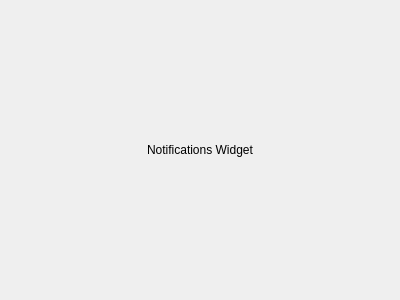
The window that task-tracker-frontend/NotificationsWidget.ui (Unkorunk/task-tracker) describes before a commit, drawn with Qt 5.
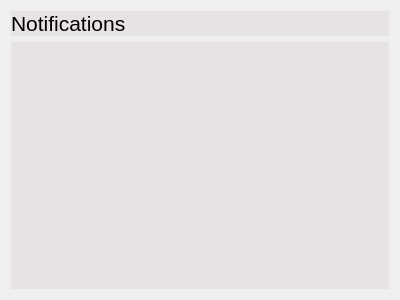
The same window after the commit.

Commit message: add notification page

Patch:
```diff
--- a/task-tracker-frontend/NotificationsWidget.ui
+++ b/task-tracker-frontend/NotificationsWidget.ui
@@ -19,14 +19,54 @@
   <property name="windowTitle">
    <string>Form</string>
   </property>
-  <layout class="QGridLayout" name="gridLayout">
-   <item row="0" column="0">
-    <widget class="QLabel" name="label">
-     <property name="text">
-      <string>Notifications Widget</string>
+  <layout class="QVBoxLayout" name="verticalLayout">
+   <item>
+    <layout class="QHBoxLayout" name="horizontalLayout">
+     <item>
+      <widget class="QLabel" name="label">
+       <property name="font">
+        <font>
+         <pointsize>16</pointsize>
+        </font>
+       </property>
+       <property name="styleSheet">
+        <string notr="true">background-color: rgb(232, 227, 227);</string>
+       </property>
+       <property name="text">
+        <string>Notifications</string>
+       </property>
+       <property name="alignment">
+        <set>Qt::AlignLeading|Qt::AlignLeft|Qt::AlignVCenter</set>
+       </property>
+      </widget>
+     </item>
+    </layout>
+   </item>
+   <item>
+    <widget class="QListWidget" name="listWidget">
+     <property name="styleSheet">
+      <string notr="true">QListWidget#listWidget {background-color: rgb(232, 227, 227);}</string>
      </property>
-     <property name="alignment">
-      <set>Qt::AlignCenter</set>
+     <property name="frameShape">
+      <enum>QFrame::NoFrame</enum>
+     </property>
+     <property name="midLineWidth">
+      <number>1</number>
+     </property>
+     <property name="verticalScrollBarPolicy">
+      <enum>Qt::ScrollBarAlwaysOff</enum>
+     </property>
+     <property name="horizontalScrollBarPolicy">
+      <enum>Qt::ScrollBarAlwaysOff</enum>
+     </property>
+     <property name="selectionMode">
+      <enum>QAbstractItemView::NoSelection</enum>
+     </property>
+     <property name="verticalScrollMode">
+      <enum>QAbstractItemView::ScrollPerPixel</enum>
+     </property>
+     <property name="horizontalScrollMode">
+      <enum>QAbstractItemView::ScrollPerPixel</enum>
      </property>
     </widget>
    </item>
```
The commit also changes 12 other files.
